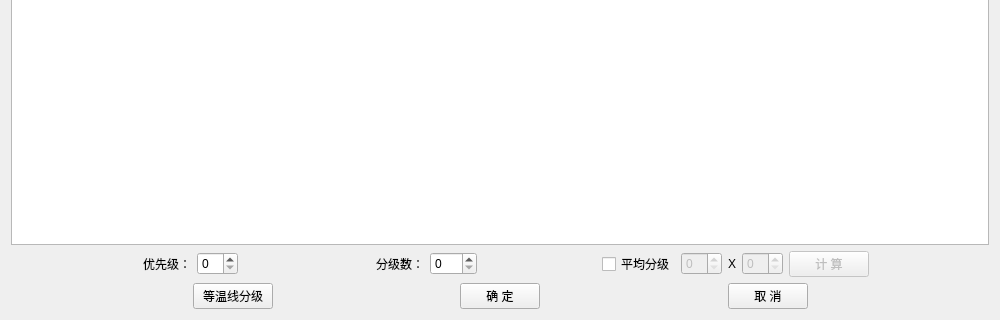
This is HeGui/HGradeItem2DDialog.ui in hexianqi/QtCode as Qt 5 draws it before an edit; both pictures show x 0 to 1000 and y 280 to 600 of the 1000 by 600 pixel window. The edited form follows.
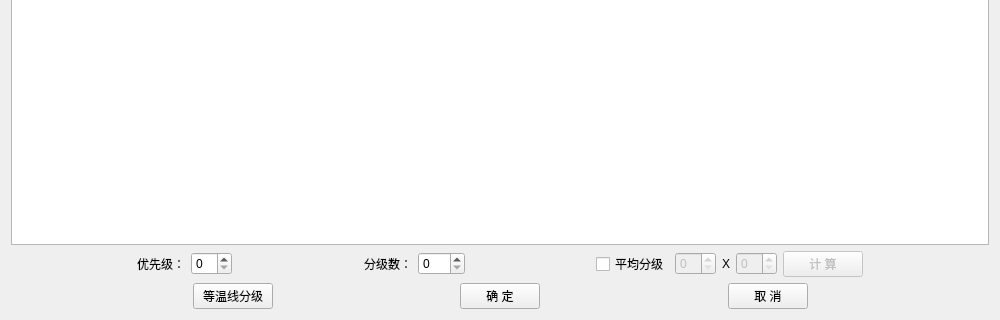
This is the edited form. Custom widgets are drawn as their Qt base class.

Diff of the .ui file:
```diff
--- a/HeGui/HGradeItem2DDialog.ui
+++ b/HeGui/HGradeItem2DDialog.ui
@@ -48,12 +48,6 @@
          </item>
          <item>
           <widget class="QLabel" name="label_01">
-           <property name="minimumSize">
-            <size>
-             <width>60</width>
-             <height>24</height>
-            </size>
-           </property>
            <property name="text">
             <string>优先级：</string>
            </property>
@@ -86,12 +80,6 @@
          </item>
          <item>
           <widget class="QLabel" name="label_02">
-           <property name="minimumSize">
-            <size>
-             <width>60</width>
-             <height>24</height>
-            </size>
-           </property>
            <property name="text">
             <string>分级数：</string>
            </property>
```
Left out of the diff: 8 changed lines with no effect on the pictures.
